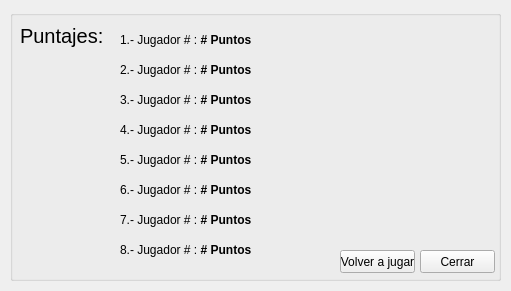
Old version of the form mainwindow.ui in the repository JuanpiRossi/TPO.
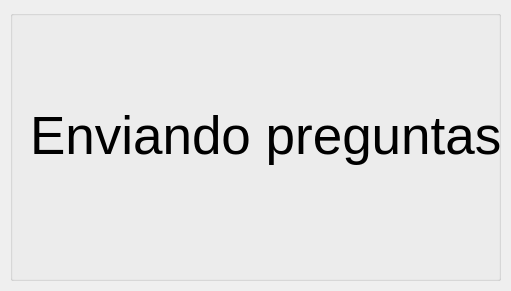
New version of the form. Icons and pictures are not drawn.

What changed in the file:
```diff
--- a/mainwindow.ui
+++ b/mainwindow.ui
@@ -24,7 +24,7 @@
      </rect>
     </property>
     <property name="currentIndex">
-     <number>2</number>
+     <number>1</number>
     </property>
     <widget class="QWidget" name="page">
      <widget class="QGroupBox" name="principalBox">
@@ -601,6 +601,39 @@
       </widget>
      </widget>
     </widget>
+    <widget class="QWidget" name="page_4">
+     <widget class="QGroupBox" name="gameInProgressBox_2">
+      <property name="geometry">
+       <rect>
+        <x>10</x>
+        <y>10</y>
+        <width>491</width>
+        <height>271</height>
+       </rect>
+      </property>
+      <property name="title">
+       <string/>
+      </property>
+      <widget class="QLabel" name="label_4">
+       <property name="geometry">
+        <rect>
+         <x>20</x>
+         <y>40</y>
+         <width>501</width>
+         <height>171</height>
+        </rect>
+       </property>
+       <property name="font">
+        <font>
+         <pointsize>40</pointsize>
+        </font>
+       </property>
+       <property name="text">
+        <string>Enviando preguntas</string>
+       </property>
+      </widget>
+     </widget>
+    </widget>
     <widget class="QWidget" name="page_2">
      <widget class="QGroupBox" name="gameInProgressBox">
       <property name="geometry">
```
Left out of the diff: 10 changed lines with no effect on the pictures.
